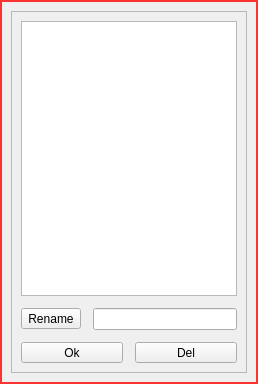
The window that src/dlglist.ui (ic005k/Knot-Legacy) describes before a commit, drawn with Qt 5.
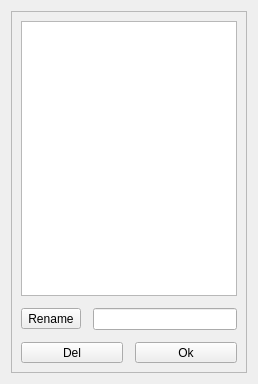
The same window after the commit. Icons and pictures are not drawn.

What changed in the file:
```diff
--- a/src/dlglist.ui
+++ b/src/dlglist.ui
@@ -14,14 +14,16 @@
    <string>Dialog</string>
   </property>
   <property name="styleSheet">
-   <string notr="true">QDialog{	
-	/*background-color: rgb(255, 25, 25);*/	
-	/*border-image:url(:/res/b.png);	*/
+   <string notr="true">/*QDialog{	
+	
 	border-style:solid;						
 	border-width:2px;						
 	border-color:rgb(251, 51, 51);		
 
-}</string>
+}*/
+
+/*background-color: rgb(255, 25, 25);*/	
+	/*border-image:url(:/res/b.png);	*/</string>
   </property>
   <layout class="QVBoxLayout" name="verticalLayout_2">
    <item>
@@ -71,19 +73,6 @@
       </item>
       <item>
        <layout class="QHBoxLayout" name="horizontalLayout">
-        <item>
-         <widget class="QToolButton" name="btnBack">
-          <property name="sizePolicy">
-           <sizepolicy hsizetype="Preferred" vsizetype="Fixed">
-            <horstretch>0</horstretch>
-            <verstretch>0</verstretch>
-           </sizepolicy>
-          </property>
-          <property name="text">
-           <string>Ok</string>
-          </property>
-         </widget>
-        </item>
         <item>
          <widget class="QToolButton" name="btnClear">
           <property name="sizePolicy">
@@ -97,6 +86,19 @@
           </property>
          </widget>
         </item>
+        <item>
+         <widget class="QToolButton" name="btnBack">
+          <property name="sizePolicy">
+           <sizepolicy hsizetype="Preferred" vsizetype="Fixed">
+            <horstretch>0</horstretch>
+            <verstretch>0</verstretch>
+           </sizepolicy>
+          </property>
+          <property name="text">
+           <string>Ok</string>
+          </property>
+         </widget>
+        </item>
        </layout>
       </item>
      </layout>
```
Left out of the diff: 6 changed lines with no effect on the pictures.
